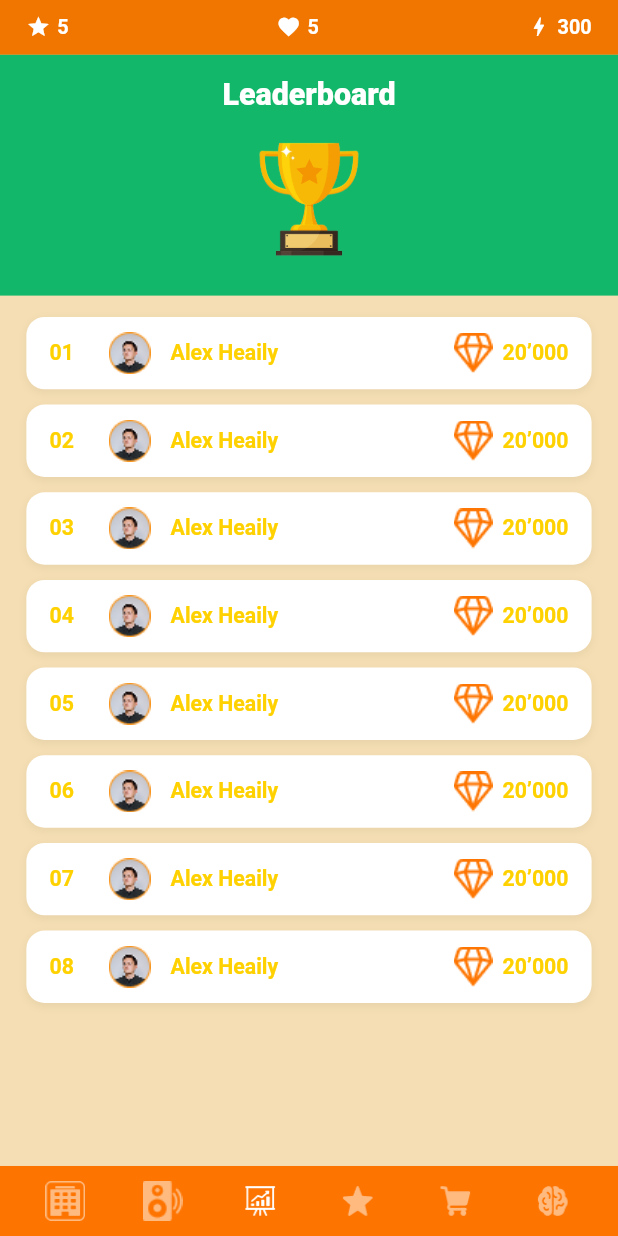
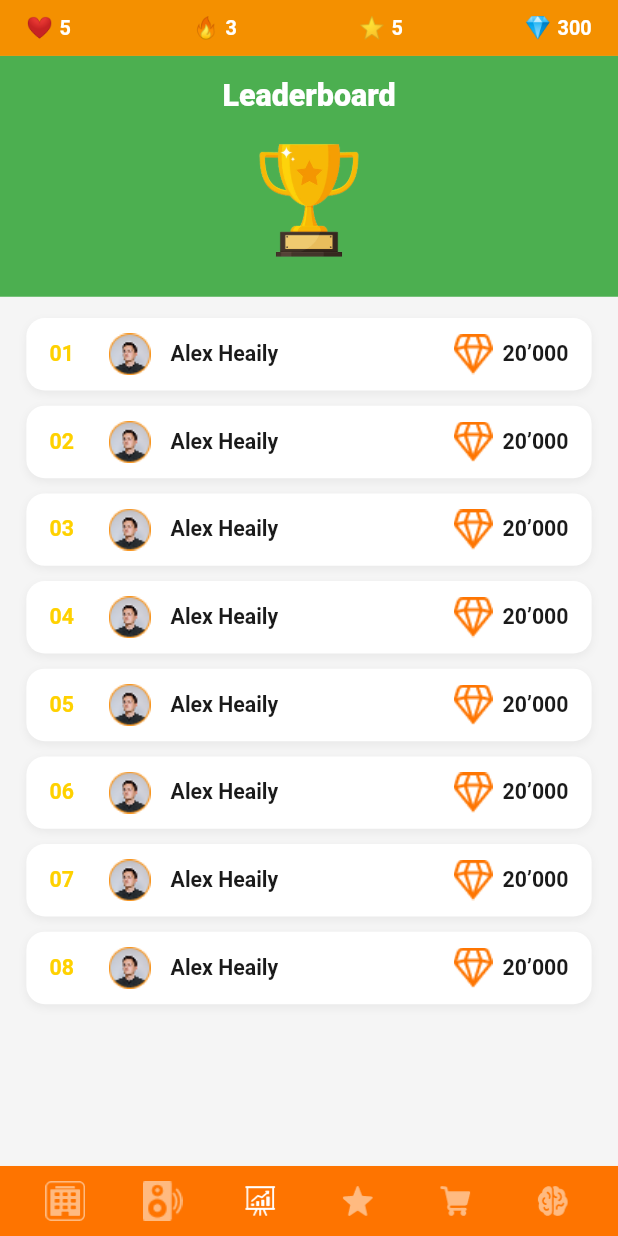
Before and after one commit to srsohan485/Naculish, a Flutter app: the LeaderboardScreen screen opened by its route, on a phone screen of 412 x 824 dp. Run offline on Flutter 3.47's test engine with Material 3 defaults, Android fonts, the phone set to English and light mode, and no system bars; our stand-ins replace flutter_screenutil, go_router, shared_preferences; accounts and stored records are empty; Roboto replaces fonts that are missing (Poppins).

Commit message:
Leaderboard Screen

```diff
--- a/lib/Features/AppUILightMode/Leaderboard/LeaderBoardWidget.dart
+++ b/lib/Features/AppUILightMode/Leaderboard/LeaderBoardWidget.dart
@@ -1,20 +1,19 @@
-// ─── LEADERBOARD SCREEN ───────────────────────────────────────────────────────
-
 import 'package:flutter/material.dart';
 import 'package:flutter_screenutil/flutter_screenutil.dart';
 
-import '../../../Core/AppColor/app_color.dart';
 import '../../../Core/AppImages/app_images.dart';
 import '../../../Core/AppText/app_text.dart';
+import '../../../Core/Theme/app_theme_colors.dart';
 
-// ─── LEADERBOARD HEADER ───────────────────────────────────────────────────────
-
+// ── Leaderboard Header ────────────────────────────────────────────────────────
 class LeaderboardHeader extends StatelessWidget {
   @override
   Widget build(BuildContext context) {
+    final colors = context.appColors; // ✅
+
     return Container(
       width: double.infinity,
-      color: AppColors.instance.loginBtnColor,
+      color: colors.primaryBtn, // ✅
       padding: EdgeInsets.symmetric(vertical: 14.h),
       child: Column(
         children: [
@@ -27,16 +26,14 @@
             ),
           ),
           SizedBox(height: 8.h),
-          Image.asset(AppImages.Tropy,
-          width: 100,height: 100,)
+          Image.asset(AppImages.Tropy, width: 100, height: 100),
         ],
       ),
     );
   }
 }
 
-// ─── LEADERBOARD TILE ─────────────────────────────────────────────────────────
-
+// ── Leaderboard Tile ──────────────────────────────────────────────────────────
 class LeaderboardTile extends StatelessWidget {
   final String position;
   final String name;
@@ -50,13 +47,12 @@
 
   @override
   Widget build(BuildContext context) {
+    final colors = context.appColors; // ✅
+
     return Container(
-      padding: EdgeInsets.symmetric(
-        horizontal: 14.w,
-        vertical: 10.h,
-      ),
+      padding: EdgeInsets.symmetric(horizontal: 14.w, vertical: 10.h),
       decoration: BoxDecoration(
-        color: Colors.white,
+        color: colors.card, // ✅
         borderRadius: BorderRadius.circular(12.r),
         boxShadow: [
           BoxShadow(
@@ -68,7 +64,6 @@
       ),
       child: Row(
         children: [
-          // Position number
           SizedBox(
             width: 28.w,
             child: Text(
@@ -76,44 +71,31 @@
               style: TextStyle(
                 fontSize: 14.sp,
                 fontWeight: FontWeight.bold,
-                color: AppColors.instance.start,
+                color: colors.star, // ✅
               ),
             ),
           ),
-
           SizedBox(width: 8.w),
-
-          // Player avatar
-
-            Image.asset(AppImages.Ellipse,),
-
-
+          Image.asset(AppImages.Ellipse),
           SizedBox(width: 12.w),
-
-          // Player name
           Expanded(
             child: Text(
               name,
               style: TextStyle(
                 fontSize: 14.sp,
                 fontWeight: FontWeight.w600,
-                color: AppColors.instance.start,
+                color: colors.normalText, // ✅
               ),
             ),
           ),
-
-          // Diamond icon
           Image.asset(AppImages.Vector),
-
           SizedBox(width: 6.w),
-
-          // Score
           Text(
             score,
             style: TextStyle(
               fontSize: 14.sp,
               fontWeight: FontWeight.bold,
-              color: AppColors.instance.start,
+              color: colors.normalText, // ✅
             ),
           ),
         ],
@@ -122,14 +104,15 @@
   }
 }
 
-// ─── SHARED: TOP STATS BAR ────────────────────────────────────────────────────
-
+// ── Top Stats Bar ─────────────────────────────────────────────────────────────
 class TopStatsBar extends StatelessWidget {
   @override
   Widget build(BuildContext context) {
+    final colors = context.appColors; // ✅
+
     return Container(
       width: double.infinity,
-      color: AppColors.instance.orange,
+      color: colors.accentOrange, // ✅
       padding: EdgeInsets.symmetric(horizontal: 16.w, vertical: 10.h),
       child: Row(
         mainAxisAlignment: MainAxisAlignment.spaceBetween,
@@ -168,11 +151,12 @@
   }
 }
 
-// ─── SHARED: BOTTOM NAV BAR ───────────────────────────────────────────────────
-
+// ── Bottom Nav Bar ────────────────────────────────────────────────────────────
 class BottomNavBar extends StatelessWidget {
   @override
   Widget build(BuildContext context) {
+    final colors = context.appColors; // ✅
+
     final List<String> navIcons = [
       AppImages.Icon1,
       AppImages.Icon2,
@@ -184,21 +168,15 @@
 
     return Container(
       width: double.infinity,
-      color: AppColors.instance.orange,
+      color: colors.bottomNavBackground, // ✅
       padding: EdgeInsets.symmetric(vertical: 10.h, horizontal: 10.w),
       child: Row(
         mainAxisAlignment: MainAxisAlignment.spaceAround,
         children: navIcons
-            .map(
-              (icon) => GestureDetector(
-            onTap: () {},
-            child: Image.asset(
-              icon,
-              width: 26.w,
-              height: 26.h,
-            ),
-          ),
-        )
+            .map((icon) => GestureDetector(
+          onTap: () {},
+          child: Image.asset(icon, width: 26.w, height: 26.h),
+        ))
             .toList(),
       ),
     );
--- a/lib/Features/AppUILightMode/Leaderboard/LeaderboardScreen.dart
+++ b/lib/Features/AppUILightMode/Leaderboard/LeaderboardScreen.dart
@@ -1,13 +1,9 @@
-
-
-import 'package:flutter/cupertino.dart';
 import 'package:flutter/material.dart';
 import 'package:flutter_screenutil/flutter_screenutil.dart';
 
 import '../../../Core/AppText/app_text.dart';
-import '../../../Core/BottomNavBar/BottomNavBar.dart';
-import '../Home/HomeWidget.dart';
-import 'LeaderBoardWidget.dart' hide BottomNavBar, TopStatsBar;
+import '../../../Core/Theme/app_theme_colors.dart';
+import 'LeaderBoardWidget.dart' hide BottomNavBar;
 
 class LeaderboardScreen extends StatelessWidget {
   const LeaderboardScreen({super.key});
@@ -25,24 +21,18 @@
 
   @override
   Widget build(BuildContext context) {
+    final colors = context.appColors; // ✅
+
     return Scaffold(
-      backgroundColor: const Color(0xFFF5DEB3),
+      backgroundColor: colors.background, // ✅
       body: SafeArea(
         child: Column(
           children: [
-            // ── Top Stats Bar
             TopStatsBar(),
-
-            // ── Green Header with title + trophy
             LeaderboardHeader(),
-
-            // ── Player list
             Expanded(
               child: ListView.separated(
-                padding: EdgeInsets.symmetric(
-                  horizontal: 16.w,
-                  vertical: 14.h,
-                ),
+                padding: EdgeInsets.symmetric(horizontal: 16.w, vertical: 14.h),
                 itemCount: _players.length,
                 separatorBuilder: (_, __) => SizedBox(height: 10.h),
                 itemBuilder: (context, index) {
```
